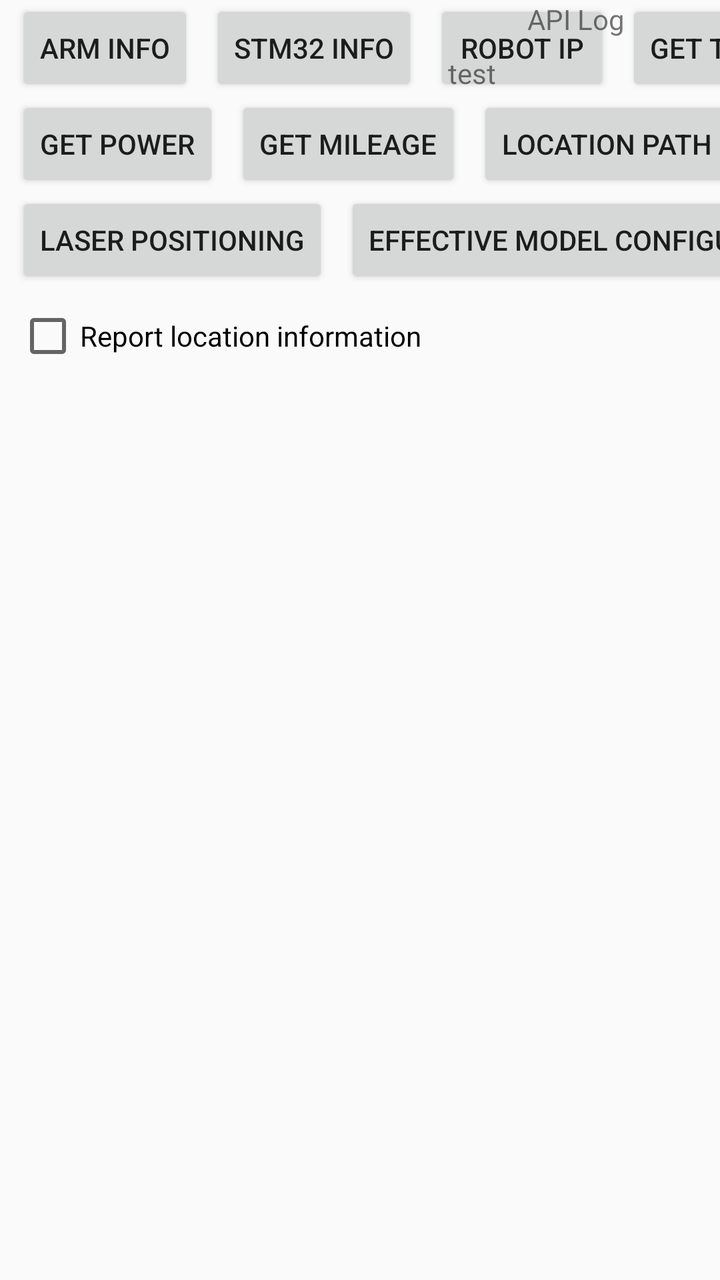
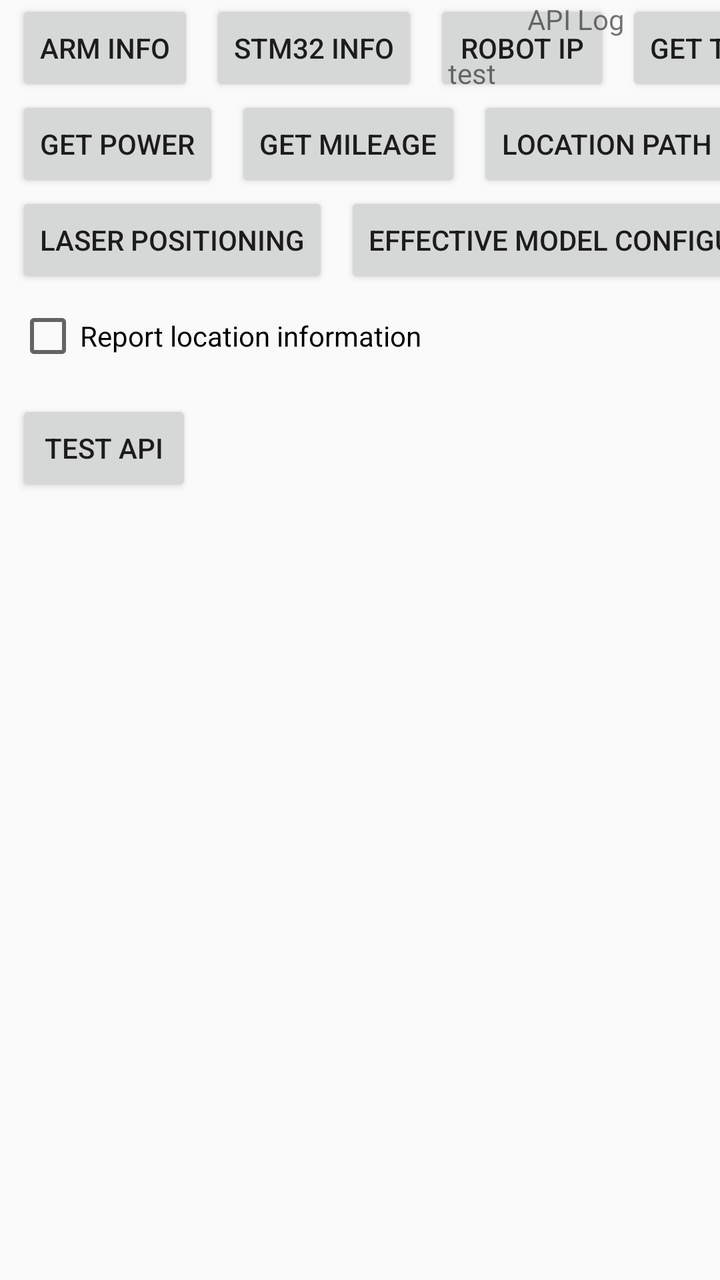

Screens rendered from an Android XML layout before and after an edit, with the pre-edit source and the edit as a unified diff.
<!-- AndroidManifest.xml: application theme AppTheme -->
<!-- res/layout/activity_robot_base.xml -->
<?xml version="1.0" encoding="utf-8"?>
<androidx.constraintlayout.widget.ConstraintLayout xmlns:android="http://schemas.android.com/apk/res/android"
    xmlns:app="http://schemas.android.com/apk/res-auto"
    xmlns:tools="http://schemas.android.com/tools"
    android:layout_width="match_parent"
    android:layout_height="match_parent"
    tools:context="com.keenon.peanut.sample.base.BaseDemo">

    <ScrollView
        android:layout_width="0dp"
        android:layout_height="match_parent"
        app:layout_constraintEnd_toStartOf="@id/guideline"
        app:layout_constraintStart_toStartOf="parent">

        <androidx.constraintlayout.widget.ConstraintLayout
            android:layout_width="wrap_content"
            android:layout_height="wrap_content">

            <Button
                android:id="@+id/btn_arm_info"
                android:layout_width="wrap_content"
                android:layout_height="wrap_content"
                android:layout_marginLeft="8dp"
                android:text="@string/arm_info"
                app:layout_constraintLeft_toLeftOf="parent"
                app:layout_constraintTop_toTopOf="parent"/>

            <Button
                android:id="@+id/btn_stm32_version"
                android:layout_width="wrap_content"
                android:layout_height="wrap_content"
                android:layout_marginLeft="8dp"
                android:text="@string/stm32_info"
                app:layout_constraintBottom_toBottomOf="@id/btn_arm_info"
                app:layout_constraintLeft_toRightOf="@id/btn_arm_info"
                app:layout_constraintTop_toTopOf="@id/btn_arm_info" />

            <Button
                android:id="@+id/btn_query_ip"
                android:layout_width="wrap_content"
                android:layout_height="wrap_content"
                android:layout_marginLeft="8dp"
                android:text="@string/query_ip"
                app:layout_constraintBottom_toBottomOf="@id/btn_stm32_version"
                app:layout_constraintLeft_toRightOf="@id/btn_stm32_version"
                app:layout_constraintTop_toTopOf="@id/btn_stm32_version" />

            <Button
                android:id="@+id/btn_query_all_dest"
                android:layout_width="wrap_content"
                android:layout_height="wrap_content"
                android:layout_marginLeft="8dp"
                android:text="@string/auto_pilot_query_dest"
                app:layout_constraintBottom_toBottomOf="@id/btn_query_ip"
                app:layout_constraintLeft_toRightOf="@id/btn_query_ip"
                app:layout_constraintTop_toTopOf="@id/btn_query_ip" />

            <Button
                android:id="@+id/btn_query_power"
                android:layout_width="wrap_content"
                android:layout_height="wrap_content"
                android:layout_marginLeft="8dp"
                android:text="@string/query_power"
                app:layout_constraintLeft_toLeftOf="parent"
                app:layout_constraintTop_toBottomOf="@id/btn_query_all_dest"  />

            <Button
                android:id="@+id/btn_query_mileage"
                android:layout_width="wrap_content"
                android:layout_height="wrap_content"
                android:layout_marginLeft="8dp"
                android:text="@string/query_mileage"
                app:layout_constraintBottom_toBottomOf="@id/btn_query_power"
                app:layout_constraintLeft_toRightOf="@id/btn_query_power"
                app:layout_constraintTop_toTopOf="@id/btn_query_power" />

            <Button
                android:id="@+id/btn_query_path"
                android:layout_width="wrap_content"
                android:layout_height="wrap_content"
                android:layout_marginLeft="8dp"
                android:text="@string/query_path"
                app:layout_constraintBottom_toBottomOf="@id/btn_query_mileage"
                app:layout_constraintLeft_toRightOf="@id/btn_query_mileage"
                app:layout_constraintTop_toTopOf="@id/btn_query_mileage" />

            <Button
                android:id="@+id/btn_slam_location"
                android:layout_width="wrap_content"
                android:layout_height="wrap_content"
                android:layout_marginLeft="8dp"
                android:text="@string/query_location"
                app:layout_constraintLeft_toLeftOf="parent"
                app:layout_constraintTop_toBottomOf="@id/btn_query_power"  />

            <Button
                android:id="@+id/btn_sync_params"
                android:layout_width="wrap_content"
                android:layout_height="wrap_content"
                android:layout_marginLeft="8dp"
                android:text="@string/query_params"
                app:layout_constraintBottom_toBottomOf="@id/btn_slam_location"
                app:layout_constraintLeft_toRightOf="@id/btn_slam_location"
                app:layout_constraintTop_toTopOf="@id/btn_slam_location" />
            <Button
                android:id="@+id/btn_sync_time"
                android:layout_width="wrap_content"
                android:layout_height="wrap_content"
                android:layout_marginLeft="8dp"
                android:text="@string/set_robot_time"
                app:layout_constraintBottom_toBottomOf="@id/btn_sync_params"
                app:layout_constraintLeft_toRightOf="@id/btn_sync_params"
                app:layout_constraintTop_toTopOf="@id/btn_sync_params" />


            <CheckBox
                android:id="@+id/cb_location_status"
                android:layout_width="wrap_content"
                android:layout_height="wrap_content"
                android:layout_marginLeft="8dp"
                android:layout_marginTop="8dp"
                android:text="@string/auto_send_location"
                app:layout_constraintBottom_toBottomOf="@id/btn_sync_time"
                app:layout_constraintLeft_toRightOf="@id/btn_sync_time"
                app:layout_constraintTop_toTopOf="@id/btn_sync_time"/>

          <CheckBox
                android:id="@+id/cb_navigation_position"
                android:layout_width="wrap_content"
                android:layout_height="wrap_content"
                android:layout_marginLeft="8dp"
                android:layout_marginTop="8dp"
                android:text="@string/set_send_report_position"
                app:layout_constraintLeft_toLeftOf="parent"
                app:layout_constraintTop_toBottomOf="@+id/btn_slam_location" />



        </androidx.constraintlayout.widget.ConstraintLayout>
    </ScrollView>

  <include layout="@layout/layout_right_scroll_log" />

</androidx.constraintlayout.widget.ConstraintLayout>
<!-- res/layout/layout_right_scroll_log.xml (included above) -->
<?xml version="1.0" encoding="utf-8"?>
<androidx.constraintlayout.widget.ConstraintLayout xmlns:android="http://schemas.android.com/apk/res/android"
    xmlns:app="http://schemas.android.com/apk/res-auto"
    xmlns:tools="http://schemas.android.com/tools"
    android:layout_width="match_parent"
    android:layout_height="match_parent">

    <androidx.constraintlayout.widget.Guideline
        android:id="@+id/guideline"
        android:layout_width="wrap_content"
        android:layout_height="wrap_content"
        android:orientation="vertical"
        app:layout_constraintGuide_percent="0.6" />

    <TextView
        android:id="@+id/tv_api_log_title"
        android:layout_width="wrap_content"
        android:layout_height="wrap_content"
        android:layout_marginStart="8dp"
        android:layout_marginLeft="8dp"
        android:layout_marginEnd="8dp"
        android:layout_marginRight="8dp"
        android:text="API Log"
        app:layout_constraintLeft_toLeftOf="@+id/guideline"
        app:layout_constraintRight_toRightOf="parent"
        app:layout_constraintTop_toTopOf="parent" />

    <ScrollView
        android:id="@+id/sv_api_log"
        android:layout_width="0dp"
        android:layout_height="0dp"
        android:layout_marginLeft="8dp"
        android:layout_marginTop="8dp"
        android:layout_marginRight="8dp"
        android:layout_marginBottom="8dp"
        app:layout_constraintBottom_toBottomOf="parent"
        app:layout_constraintHorizontal_bias="0.0"
        app:layout_constraintLeft_toLeftOf="@+id/guideline"
        app:layout_constraintRight_toRightOf="parent"
        app:layout_constraintTop_toBottomOf="@+id/tv_api_log_title"
        app:layout_constraintVertical_bias="1.0">

        <TextView
            android:id="@+id/tv_api_log"
            android:layout_width="match_parent"
            android:layout_height="match_parent"
            android:text="test"
            app:layout_constraintBottom_toBottomOf="parent"
            app:layout_constraintTop_toTopOf="parent"
            tools:layout_editor_absoluteX="1197dp" />
    </ScrollView>

</androidx.constraintlayout.widget.ConstraintLayout>
<!-- resources referenced by this layout -->
<resources>
  <string name="arm_info">ARM Info</string>
  <string name="auto_pilot_query_dest">Get target point</string>
  <string name="auto_send_location">Report positioning status</string>
  <string name="query_ip">Robot IP</string>
  <string name="query_location">Laser positioning</string>
  <string name="query_mileage">Get mileage</string>
  <string name="query_params">Effective model configuration</string>
  <string name="query_path">Location path information</string>
  <string name="query_power">Get power</string>
  <string name="set_robot_time">Set robot time</string>
  <string name="set_send_report_position">Report location information</string>
  <string name="stm32_info">STM32 Info</string>
  <style name="AppTheme" parent="Theme.AppCompat.Light.DarkActionBar">
          
          <item name="colorPrimary">@color/colorPrimary</item>
          <item name="colorPrimaryDark">@color/colorPrimaryDark</item>
          <item name="colorAccent">@color/colorAccent</item>
      </style>
  <color name="colorPrimary">#3F51B5</color>
  <color name="colorPrimaryDark">#303F9F</color>
  <color name="colorAccent">#FF4081</color>
</resources>

<!-- the commit's change to res/layout/activity_robot_base.xml (unified diff, before → after) -->
@@ -134,7 +134,15 @@
                 app:layout_constraintLeft_toLeftOf="parent"
                 app:layout_constraintTop_toBottomOf="@+id/btn_slam_location" />
 
-
+            <Button
+                android:id="@+id/btn_test_api"
+                android:layout_width="wrap_content"
+                android:layout_height="wrap_content"
+                android:layout_marginLeft="8dp"
+                android:layout_marginTop="16dp"
+                android:text="@string/test_api"
+                app:layout_constraintLeft_toLeftOf="parent"
+                app:layout_constraintTop_toBottomOf="@+id/cb_navigation_position" />
 
         </androidx.constraintlayout.widget.ConstraintLayout>
     </ScrollView>
<!-- resource entries referenced after the edit -->
@@ -12,6 +12,7 @@
   <string name="set_robot_time">Set robot time</string>
   <string name="set_send_report_position">Report location information</string>
   <string name="stm32_info">STM32 Info</string>
+  <string name="test_api">Test API</string>
   <style name="AppTheme" parent="Theme.AppCompat.Light.DarkActionBar">
           
           <item name="colorPrimary">@color/colorPrimary</item>
